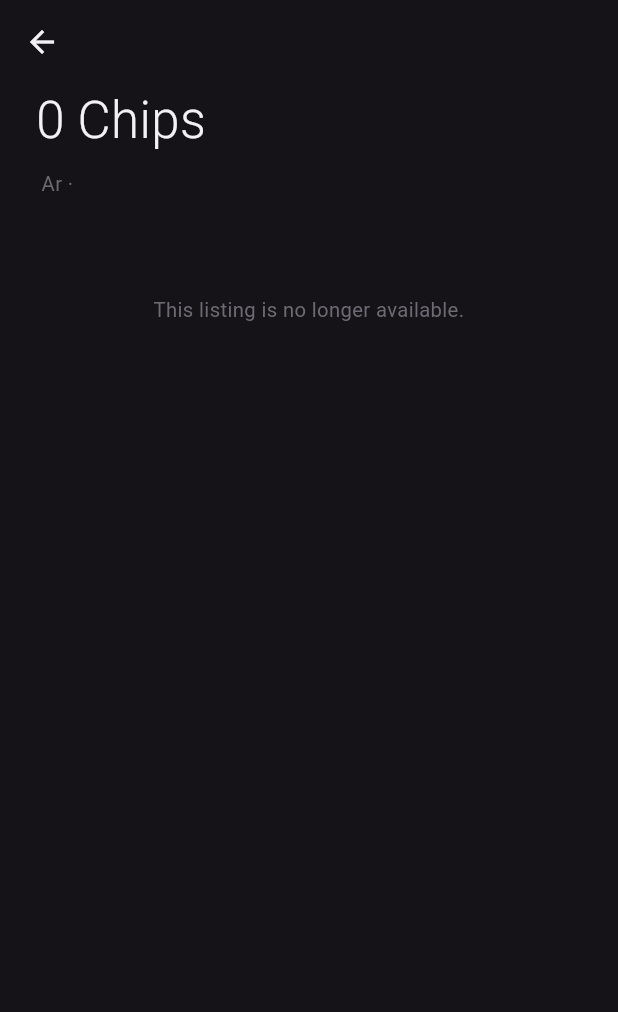
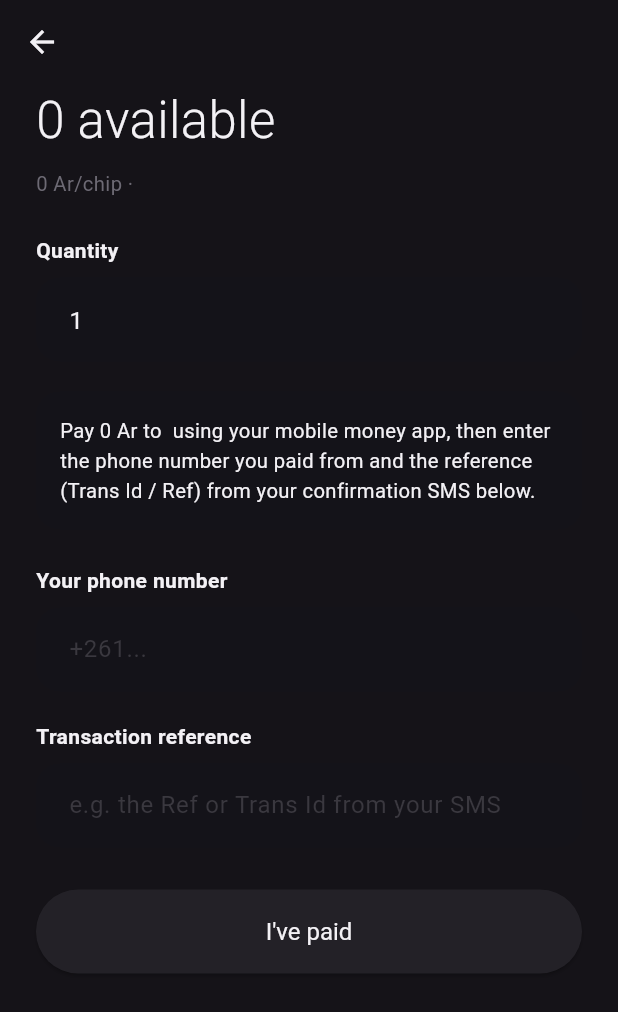
Before and after one commit to daniel-langio/vendredi.soir.karata-mobile, a Flutter app: the ListingPurchaseScreen screen opened directly with empty values, on a phone screen of 412 x 824 dp. Shown: the top 1012 px of the screen. Run offline on Flutter 3.47's test engine with Material 3 defaults, Android fonts, the phone set to English and light mode, and no system bars; our stand-ins replace shared_preferences, yaml; accounts and stored records are empty; network calls fail; Roboto replaces fonts that are missing (SF Pro Text).

Commit message:
feat: price a listing per chip, let buyers choose quantity
Matches the backend redesign: unitPriceAr is now per chip rather than
a total, and the purchase screen lets the buyer pick a quantity (up
to what's left) with the total recomputed live as they type. Buying
now returns a purchase (not the listing) that gets polled separately
via GET /marketplace/purchases/{id}, since a listing can be sold to
multiple different buyers over time instead of just one.

```diff
--- a/lib/l10n/app_localizations.dart
+++ b/lib/l10n/app_localizations.dart
@@ -168,6 +168,9 @@ class AppLocalizations {
   String get noListingsYet => _s('noListingsYet');
   String get newListing => _s('newListing');
   String get buy => _s('buy');
+  String unitPriceLine(String price, String provider) =>
+      _fmt('unitPriceLine', {'price': price, 'provider': provider});
+  String chipsAvailable(String count) => _fmt('chipsAvailable', {'count': count});
   String get cancelListingTitle => _s('cancelListingTitle');
   String get cancelListingContent => _s('cancelListingContent');
   String get cancelListingButton => _s('cancelListingButton');
@@ -183,6 +186,7 @@ class AppLocalizations {
   String couldNotCreateListing(String error) => _fmt('couldNotCreateListing', {'error': error});
 
   // ListingPurchaseScreen
+  String get quantity => _s('quantity');
   String payInstructions(String amount, String phone) =>
       _fmt('payInstructions', {'amount': amount, 'phone': phone});
   String get yourPhoneNumber => _s('yourPhoneNumber');
@@ -326,6 +330,8 @@ class AppLocalizations {
           'Buy chips at a price the seller set - no negotiating. Selling is invite-only for now.',
       'noListingsYet': 'No listings for sale right now.',
       'newListing': 'New listing',
+      'unitPriceLine': '{price} Ar/chip · {provider}',
+      'chipsAvailable': '{count} available',
       'buy': 'Buy',
       'cancelListingTitle': 'Cancel this listing?',
       'cancelListingContent': 'Your chips will be refunded to your wallet.',
@@ -334,11 +340,12 @@ class AppLocalizations {
       'couldNotCancelListing': 'Could not cancel listing: {error}',
       'newListingSubtitle':
           'Your chips are set aside the moment you create this listing, until it sells or you cancel it.',
-      'priceAr': 'Price (Ar)',
+      'priceAr': 'Price per chip (Ar)',
       'receivingPhoneNumber': 'Receiving phone number',
       'paymentProvider': 'Payment provider',
       'createListing': 'Create listing',
       'couldNotCreateListing': 'Could not create listing: {error}',
+      'quantity': 'Quantity',
       'payInstructions':
           'Pay {amount} Ar to {phone} using your mobile money app, then enter the phone number you paid from and the reference (Trans Id / Ref) from your confirmation SMS below.',
       'yourPhoneNumber': 'Your phone number',
@@ -480,6 +487,8 @@ class AppLocalizations {
       'marketplaceSubtitle':
           "Achetez des jetons au prix fixé par le vendeur - non négociable. La vente est réservée pour l'instant.",
       'noListingsYet': 'Aucune annonce en vente pour le moment.',
+      'unitPriceLine': '{price} Ar/jeton · {provider}',
+      'chipsAvailable': '{count} disponibles',
       'newListing': 'Nouvelle annonce',
       'buy': 'Acheter',
       'cancelListingTitle': 'Annuler cette annonce ?',
@@ -489,11 +498,12 @@ class AppLocalizations {
       'couldNotCancelListing': "Impossible d'annuler l'annonce : {error}",
       'newListingSubtitle':
           'Vos jetons sont mis de côté dès la création de cette annonce, jusqu\'à sa vente ou son annulation.',
-      'priceAr': 'Prix (Ar)',
+      'priceAr': 'Prix par jeton (Ar)',
       'receivingPhoneNumber': 'Numéro de téléphone de réception',
       'paymentProvider': 'Opérateur de paiement',
       'createListing': "Créer l'annonce",
       'couldNotCreateListing': "Impossible de créer l'annonce : {error}",
+      'quantity': 'Quantité',
       'payInstructions':
           "Payez {amount} Ar au {phone} via votre application mobile money, puis saisissez le numéro depuis lequel vous avez payé et la référence (Trans Id / Ref) reçue par SMS ci-dessous.",
       'yourPhoneNumber': 'Votre numéro de téléphone',
--- a/lib/screens/create_listing_screen.dart
+++ b/lib/screens/create_listing_screen.dart
@@ -69,7 +69,7 @@ class _CreateListingScreenState extends State<CreateListingScreen> {
     try {
       await _apiClient.createListing(
         chipsAmount: chips,
-        priceAr: price,
+        unitPriceAr: price,
         receivingPhoneNumber: phone,
         provider: _provider,
       );
--- a/lib/screens/listing_purchase_screen.dart
+++ b/lib/screens/listing_purchase_screen.dart
@@ -24,19 +24,23 @@ class ListingPurchaseScreen extends StatefulWidget {
 
 class _ListingPurchaseScreenState extends State<ListingPurchaseScreen> {
   late final ApiClient _apiClient;
-  late Map<String, dynamic> _listing;
+  final _quantityController = TextEditingController(text: '1');
   final _phoneController = TextEditingController();
   final _refController = TextEditingController();
   bool _isLoading = false;
+  Map<String, dynamic>? _purchase;
   Timer? _pollTimer;
+
+  int get _available => (widget.listing['chipsAmount'] as num).toInt();
+  int get _unitPriceAr => (widget.listing['unitPriceAr'] as num).toInt();
+  int get _quantity => int.tryParse(_quantityController.text.trim()) ?? 0;
+  int get _totalPriceAr => _quantity * _unitPriceAr;
 
   @override
   void initState() {
     super.initState();
     _apiClient = ApiClient(baseUrl: widget.serverUrl, token: widget.token);
-    _listing = widget.listing;
     _loadDefaultPhoneNumber();
-    if (_listing['status'] == 'PENDING_PAYMENT') _startPolling();
   }
 
   Future<void> _loadDefaultPhoneNumber() async {
@@ -51,6 +55,7 @@ class _ListingPurchaseScreenState extends State<ListingPurchaseScreen> {
   @override
   void dispose() {
     _pollTimer?.cancel();
+    _quantityController.dispose();
     _phoneController.dispose();
     _refController.dispose();
     super.dispose();
@@ -60,9 +65,9 @@ class _ListingPurchaseScreenState extends State<ListingPurchaseScreen> {
     _pollTimer?.cancel();
     _pollTimer = Timer.periodic(const Duration(seconds: 4), (_) async {
       try {
-        final updated = await _apiClient.getListing(_listing['id'] as String);
+        final updated = await _apiClient.getPurchase(_purchase!['id'] as String);
         if (!mounted) return;
-        setState(() => _listing = updated);
+        setState(() => _purchase = updated);
         if (updated['status'] != 'PENDING_PAYMENT') _pollTimer?.cancel();
       } catch (_) {
         // Transient network hiccup while polling - just try again next tick.
@@ -74,7 +79,7 @@ class _ListingPurchaseScreenState extends State<ListingPurchaseScreen> {
     final t = AppLocalizations.of(context);
     final phone = _phoneController.text.trim();
     final ref = _refController.text.trim();
-    if (phone.isEmpty || ref.isEmpty) {
+    if (_quantity <= 0 || _quantity > _available || phone.isEmpty || ref.isEmpty) {
       ScaffoldMessenger.of(context).showSnackBar(
         SnackBar(content: Text(t.fillValidValues), backgroundColor: KarataColors.red),
       );
@@ -83,13 +88,14 @@ class _ListingPurchaseScreenState extends State<ListingPurchaseScreen> {
 
     setState(() => _isLoading = true);
     try {
-      final updated = await _apiClient.buyListing(
-        id: _listing['id'] as String,
+      final purchase = await _apiClient.buyListing(
+        id: widget.listing['id'] as String,
+        quantity: _quantity,
         buyerPhoneNumber: phone,
         pspRef: ref,
       );
       if (!mounted) return;
-      setState(() => _listing = updated);
+      setState(() => _purchase = purchase);
       _startPolling();
     } catch (e) {
       if (mounted) {
@@ -105,7 +111,7 @@ class _ListingPurchaseScreenState extends State<ListingPurchaseScreen> {
   @override
   Widget build(BuildContext context) {
     final t = AppLocalizations.of(context);
-    final status = _listing['status'] as String;
+    final status = _purchase?['status'] as String?;
 
     return Scaffold(
       appBar: AppBar(),
@@ -114,17 +120,28 @@ class _ListingPurchaseScreenState extends State<ListingPurchaseScreen> {
           padding: const EdgeInsets.fromLTRB(24, 0, 24, 24),
           children: [
             Text(
-              '${_listing['chipsAmount']} ${t.chips}',
+              t.chipsAvailable('$_available'),
               style: const TextStyle(
                   fontSize: 34, fontWeight: FontWeight.w300, color: KarataColors.ink),
             ),
             const SizedBox(height: 8),
             Text(
-              '${_listing['priceAr']} Ar · ${_listing['provider']}',
+              t.unitPriceLine('$_unitPriceAr', '${widget.listing['provider']}'),
               style: const TextStyle(fontSize: 13.5, color: KarataColors.dim, height: 1.45),
             ),
             const SizedBox(height: 24),
-            if (status == 'ACTIVE') ...[
+            if (status == null) ...[
+              Text(t.quantity,
+                  style: const TextStyle(
+                      fontSize: 14, fontWeight: FontWeight.w600, color: KarataColors.ink)),
+              const SizedBox(height: 8),
+              TextField(
+                controller: _quantityController,
+                keyboardType: TextInputType.number,
+                style: const TextStyle(color: KarataColors.ink),
+                onChanged: (_) => setState(() {}),
+              ),
+              const SizedBox(height: 20),
               Container(
                 padding: const EdgeInsets.all(16),
                 decoration: BoxDecoration(
@@ -132,8 +149,7 @@ class _ListingPurchaseScreenState extends State<ListingPurchaseScreen> {
                   borderRadius: BorderRadius.circular(16),
                 ),
                 child: Text(
-                  t.payInstructions(
-                      '${_listing['priceAr']}', '${_listing['receivingPhoneNumber']}'),
+                  t.payInstructions('$_totalPriceAr', '${widget.listing['receivingPhoneNumber']}'),
                   style: const TextStyle(color: KarataColors.ink, fontSize: 13.5, height: 1.5),
                 ),
               ),
@@ -178,7 +194,7 @@ class _ListingPurchaseScreenState extends State<ListingPurchaseScreen> {
                 textAlign: TextAlign.center,
                 style: const TextStyle(color: KarataColors.dim, fontSize: 13.5, height: 1.5),
               ),
-            ] else if (status == 'SOLD') ...[
+            ] else ...[
               const SizedBox(height: 40),
               const Center(
                   child: Icon(Icons.check_circle, color: KarataColors.chipInk, size: 56)),
@@ -193,13 +209,6 @@ class _ListingPurchaseScreenState extends State<ListingPurchaseScreen> {
                 onPressed: () => Navigator.of(context).pop(),
                 child: Text(t.close),
               ),
-            ] else ...[
-              const SizedBox(height: 40),
-              Text(
-                t.listingNoLongerAvailable,
-                textAlign: TextAlign.center,
-                style: const TextStyle(color: KarataColors.dim, fontSize: 13.5),
-              ),
             ],
           ],
         ),
--- a/lib/screens/marketplace_screen.dart
+++ b/lib/screens/marketplace_screen.dart
@@ -157,11 +157,11 @@ class _MarketplaceScreenState extends State<MarketplaceScreen> {
                                 contentPadding: EdgeInsets.zero,
                                 leading: const Icon(Icons.monetization_on_rounded,
                                     color: KarataColors.chipInk),
-                                title: Text('${listing['chipsAmount']} ${t.chips}',
+                                title: Text(t.chipsAvailable('${listing['chipsAmount']}'),
                                     style:
                                         const TextStyle(color: KarataColors.ink, fontSize: 16.5)),
                                 subtitle: Text(
-                                  '${listing['priceAr']} Ar · ${listing['provider']}',
+                                  t.unitPriceLine('${listing['unitPriceAr']}', '${listing['provider']}'),
                                   style: const TextStyle(color: KarataColors.dim, fontSize: 12.5),
                                 ),
                                 trailing: isMine
```
Also changed, not shown: lib/api/api_client.dart (+23 -6 lines).
